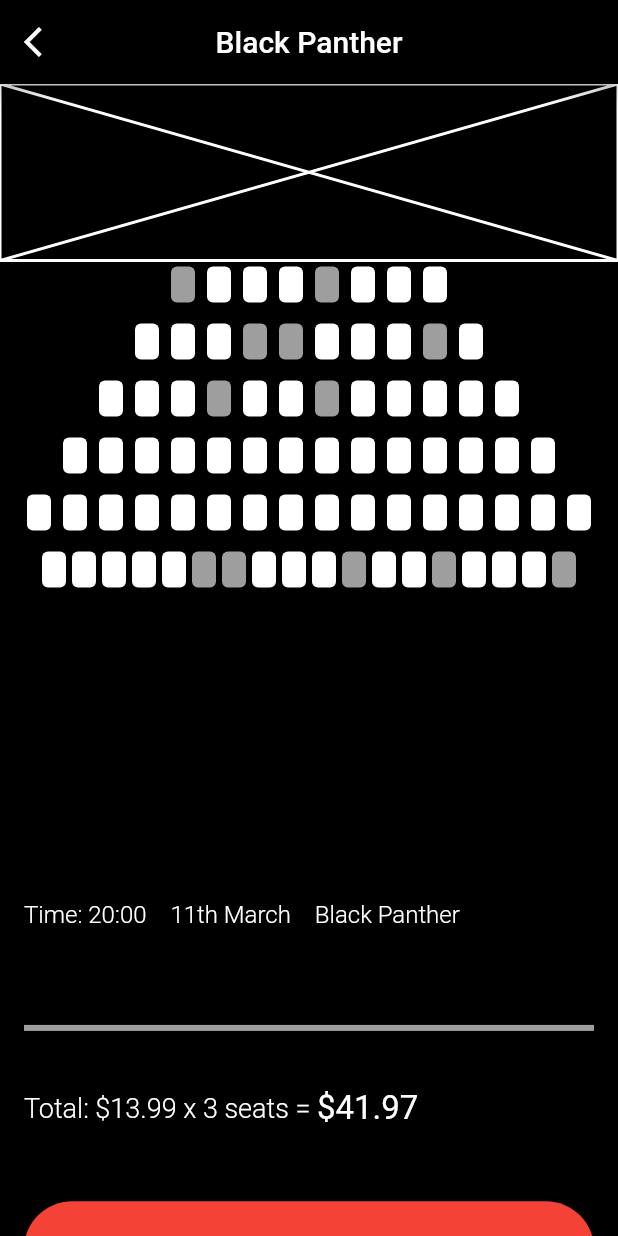
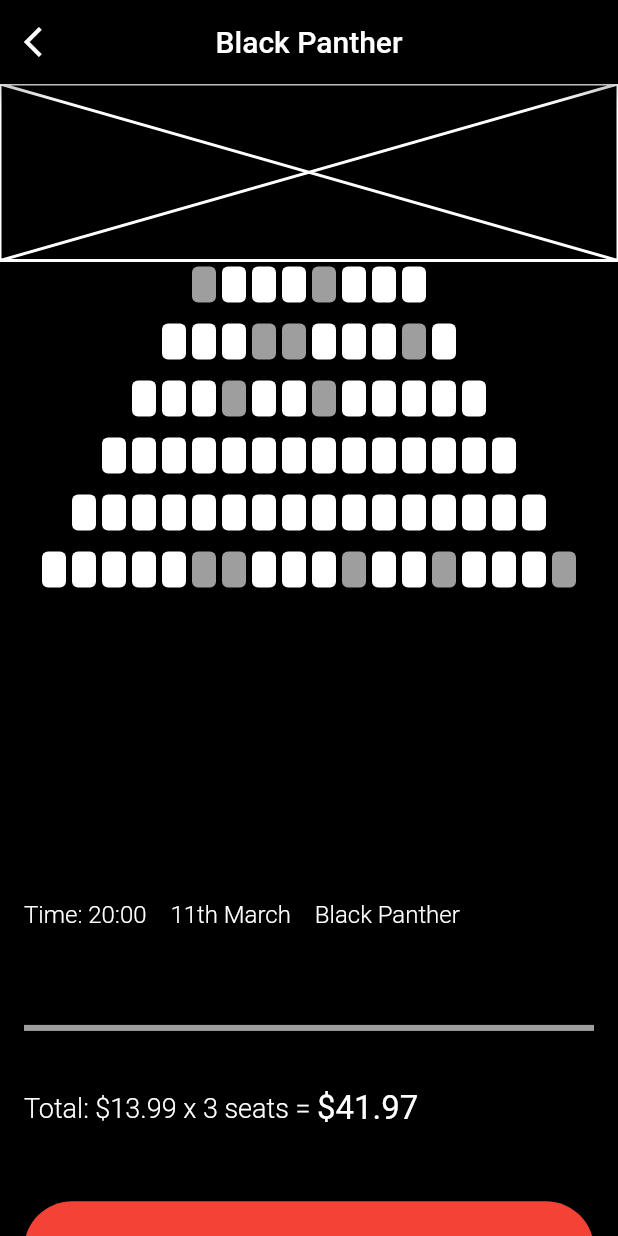
Before and after one commit to JAICHANGPARK/flutter_notebook_8th_story, a Flutter app: the screen it shows after launch, on a phone screen of 412 x 824 dp. Run offline on Flutter 3.47's test engine with Material 2 defaults, Android fonts, the phone set to English and light mode, and no system bars; our stand-ins replace badges, flutter_hooks, google_fonts, hooks_riverpod, state_notifier.

Commit message:
Update cinema_app.dart

```diff
--- a/lib/ep574_cinema_app/cinema_app.dart
+++ b/lib/ep574_cinema_app/cinema_app.dart
@@ -78,7 +78,7 @@ class _ReservePageState extends State<ReservePage> {
                               }
                             },
                             child: Container(
-                              margin: EdgeInsets.all(4),
+                              margin: EdgeInsets.fromLTRB(2,4,2,4),
                               height: 28,
                               width: 16,
                               decoration: BoxDecoration(
@@ -112,7 +112,7 @@ class _ReservePageState extends State<ReservePage> {
                               }
                             },
                             child: Container(
-                              margin: EdgeInsets.all(4),
+                              margin: EdgeInsets.fromLTRB(2,4,2,4),
                               height: 28,
                               width: 16,
                               decoration: BoxDecoration(
@@ -146,7 +146,7 @@ class _ReservePageState extends State<ReservePage> {
                               }
                             },
                             child: Container(
-                              margin: EdgeInsets.all(4),
+                              margin: EdgeInsets.fromLTRB(2,4,2,4),
                               height: 28,
                               width: 16,
                               decoration: BoxDecoration(
@@ -180,7 +180,7 @@ class _ReservePageState extends State<ReservePage> {
                               }
                             },
                             child: Container(
-                              margin: EdgeInsets.all(4),
+                              margin: EdgeInsets.fromLTRB(2,4,2,4),
                               height: 28,
                               width: 16,
                               decoration: BoxDecoration(
@@ -214,7 +214,7 @@ class _ReservePageState extends State<ReservePage> {
                               }
                             },
                             child: Container(
-                              margin: EdgeInsets.all(4),
+                              margin: EdgeInsets.fromLTRB(2,4,2,4),
                               height: 28,
                               width: 16,
                               decoration: BoxDecoration(
```
